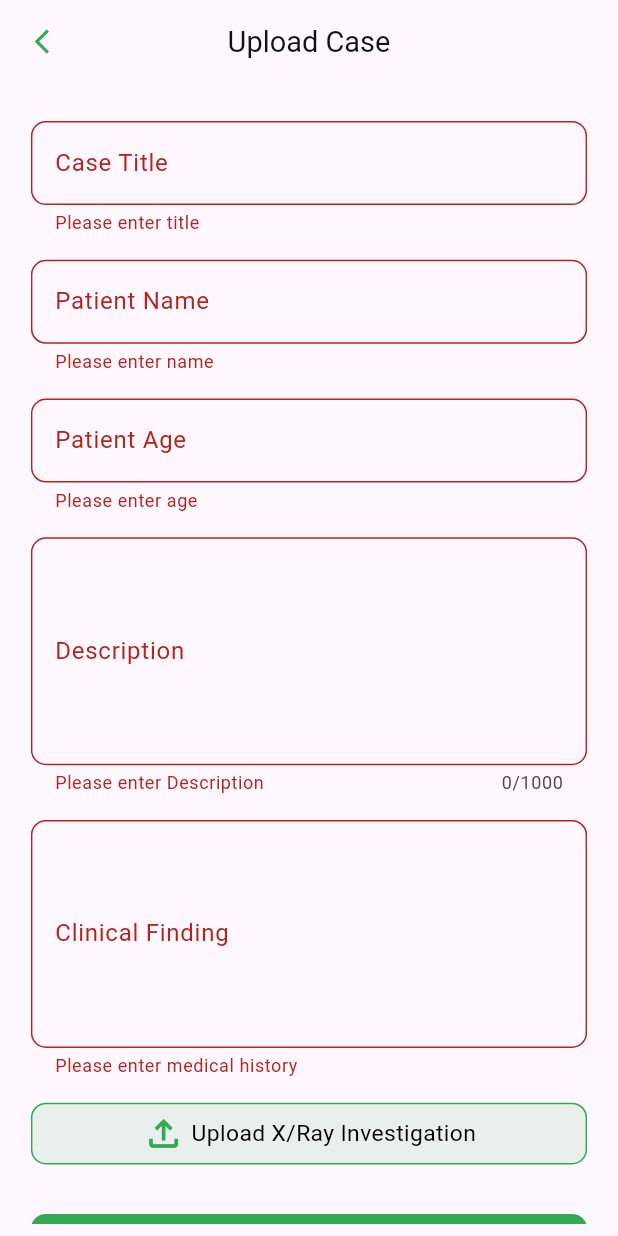
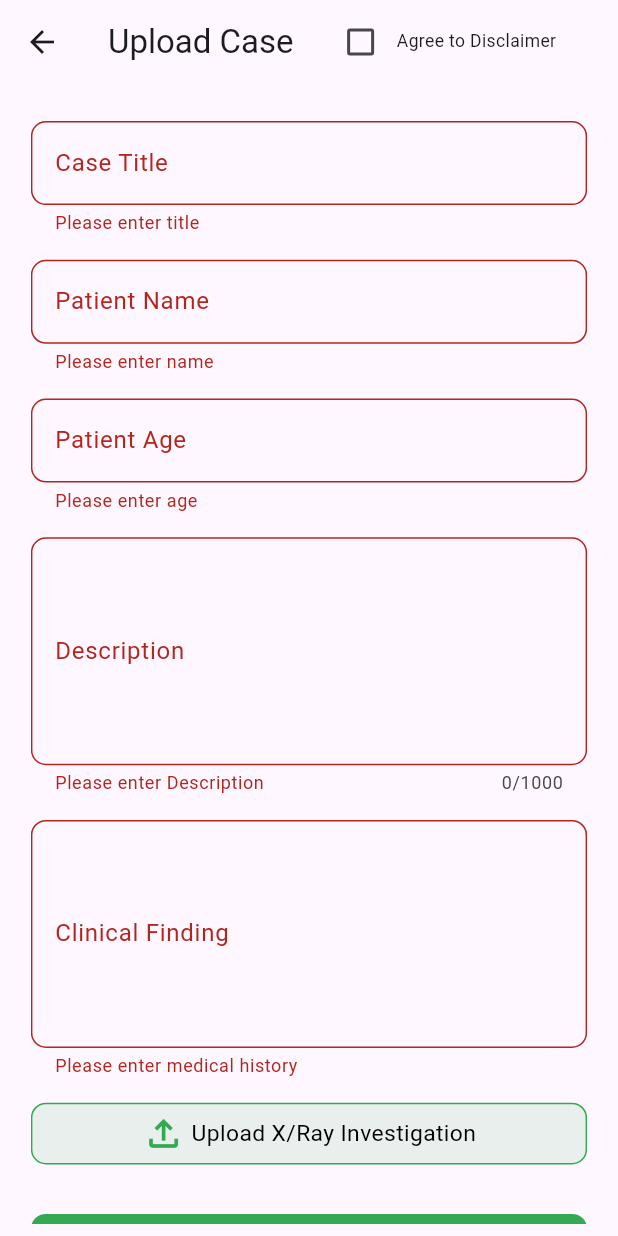
Before and after one commit to hassam123456/doctorapp, a Flutter app: the UserUploadCaseScreen screen opened by its route, after a tap on "Next", on a phone screen of 412 x 824 dp. Run offline on Flutter 3.47's test engine with Material 3 defaults, Android fonts, the light colour scheme and no system bars; our stand-ins replace carousel_slider, file_picker, flutter_otp_text_field, get, image_picker, motion_tab_bar and 2 more; accounts and stored records are empty; network calls fail.

Commit message:
update hassam

```diff
--- a/lib/constants/routeconstants.dart
+++ b/lib/constants/routeconstants.dart
@@ -15,6 +15,8 @@ class RouteConstants {
   static String adminuploadebookScreen = "/adminuploadebookScreen";
   static String adminuploadvideoScreen = "/adminuploadvideoScreen";
   static String adminviewallbanner = "/adminviewallbanner";
+  static String termsconditonn = "/termsconditonn";
+  static String diclammer = "/diclammer";
   static String adminassignedcasedetailscreen =
       "/adminassignedcasedetailscreen";
   static String doctorbottomnavbar = "/doctorbottomnavbar";
--- a/lib/constants/routemanagment.dart
+++ b/lib/constants/routemanagment.dart
@@ -29,6 +29,7 @@ import 'package:doctorapp/views/signupscreen.dart';
 import 'package:doctorapp/views/signin.dart';
 import 'package:doctorapp/views/splashScreen.dart';
 import 'package:doctorapp/views/user/forgotemailverification.dart';
+import 'package:doctorapp/views/user/termsandcondition.dart';
 import 'package:doctorapp/views/user/userCaseDetailsScreen.dart';
 import 'package:doctorapp/views/user/userbottomnavbar.dart';
 import 'package:doctorapp/views/user/usercaseconsult_screen.dart';
@@ -103,6 +104,9 @@ class Routes {
           name: RouteConstants.notificationscreen,
           page: () => NotificationScreen()),
       GetPage(
+          name: RouteConstants.termsconditonn,
+          page: () => TermsAndConditionsPage()),
+      GetPage(
           name: RouteConstants.consultantlistscreen,
           page: () => ConsultantListPage()),
       GetPage(
--- a/lib/repositary/adminRepo.dart
+++ b/lib/repositary/adminRepo.dart
@@ -67,12 +67,15 @@ class AdminRepo extends GetxService {
 
   Future<bool> deleteBanners(int bannerId) async {
     try {
-      final res = await apiClient.deleteFromServer(
+      final res = await apiClient.postToServer(
         endPoint: "${AppConstants.deletebanner}/$bannerId",
+        data: {},
       );
 
       if (res.statusCode == 200) {
         print("Banner deleted successfully.");
+        showSuccessSnackbar(message: "Banner deleted successfully.");
+        Get.toNamed(RouteConstants.adminhomescreen);
         return true; // Deletion successful
       } else {
         print("Failed to delete banner. Status Code: ${res.statusCode}");
@@ -107,6 +110,7 @@ class AdminRepo extends GetxService {
         Get.back();
         final message = jsonDecode(responseBody)['message'];
         customSuccessSnackBar(message);
+        Get.back();
       } else {
         final message = jsonDecode(responseBody)['message'];
         customErrorSnackBar(message);
--- a/lib/views/splashScreen.dart
+++ b/lib/views/splashScreen.dart
@@ -20,9 +20,9 @@ class _SplashScreenState extends State<SplashScreen> {
     if (token == null || token.isEmpty) {
       Get.offNamed(RouteConstants.welcomescreen);
     } else {
-      if (isuser == "1") {
+      if (isuser == 1) {
         Get.offNamed(RouteConstants.userbottomnavbar);
-      } else if (isuser == "2") {
+      } else if (isuser == 2) {
         Get.offNamed(RouteConstants.doctorbottomnavbar);
       } else {
         Get.offNamed(RouteConstants.adminhomescreen);
--- a/lib/views/user/useruploadcase_screen.dart
+++ b/lib/views/user/useruploadcase_screen.dart
@@ -19,9 +19,11 @@ class _UserUploadCaseScreenState extends State<UserUploadCaseScreen> {
   final usercontroller = Get.put(UserController(userRepo: Get.find()));
   final formkey = GlobalKey<FormState>();
 
+  // Add a variable to track checkbox state
+  bool isDisclaimerChecked = false;
+
   @override
   void initState() {
-    // TODO: implement initState
     super.initState();
     usercontroller.uploadUserCasePrescriptions.clear();
     usercontroller.useruploadCaseTitlecontroller.value.clear();
@@ -34,8 +36,34 @@ class _UserUploadCaseScreenState extends State<UserUploadCaseScreen> {
   @override
   Widget build(BuildContext context) {
     return Scaffold(
-      appBar: customappbar(
-        title: "Upload Case",
+      appBar: AppBar(
+        title: Text("Upload Case"),
+        actions: [
+          Padding(
+            padding: EdgeInsets.only(right: 10.w),
+            child: Row(
+              children: [
+                Checkbox(
+                  value: isDisclaimerChecked,
+                  onChanged: (bool? value) {
+                    setState(() {
+                      isDisclaimerChecked = value!;
+                    });
+                  },
+                ),
+                GestureDetector(
+                  onTap: () {
+                    // g
+                  },
+                  child: Text(
+                    "Agree to Disclaimer",
+                    style: TextStyle(fontSize: 14.sp),
+                  ),
+                ),
+              ],
+            ),
+          ),
+        ],
       ),
       body: Padding(
         padding: EdgeInsets.symmetric(vertical: 1.h, horizontal: 5.w),
@@ -45,9 +73,6 @@ class _UserUploadCaseScreenState extends State<UserUploadCaseScreen> {
             child: Column(
               crossAxisAlignment: CrossAxisAlignment.start,
               children: [
-                // customtextformfield(
-                //     controler: usercontroller.useruploadCaseNumcontroller.value,
-                //     lable: "Case Number"),
                 SizedBox(
                   height: 2.h,
                 ),
@@ -243,10 +268,16 @@ class _UserUploadCaseScreenState extends State<UserUploadCaseScreen> {
                           title: "Next",
                           ontap: () {
                             if (formkey.currentState!.validate()) {
-                              usercontroller.uploadUserCasePrescriptions.isEmpty
-                                  ? customErrorSnackBar(
-                                      "Please Upload Prescriptions")
-                                  : usercontroller.userUploadCase();
+                              if (!isDisclaimerChecked) {
+                                customErrorSnackBar(
+                                    "Please agree to the disclaimer.");
+                              } else if (usercontroller
+                                  .uploadUserCasePrescriptions.isEmpty) {
+                                customErrorSnackBar(
+                                    "Please Upload Prescriptions");
+                              } else {
+                                usercontroller.userUploadCase();
+                              }
                             }
                           }),
                 ),
```
Also changed, not shown: lib/views/admin/adminhomescreen.dart (+67 -16 lines), lib/views/loginscreen.dart (+8 -3 lines), lib/views/user/termsandcondition.dart (added, +75 -0 lines), lib/views/user/disclammer.dart (added), pubspec.lock.
